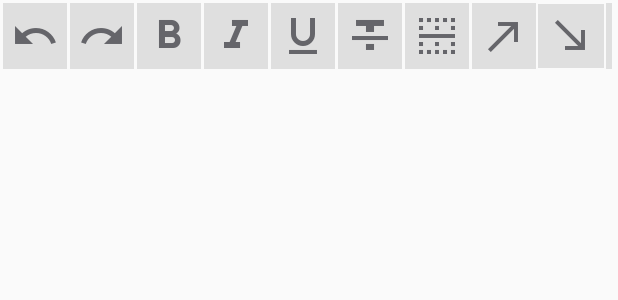
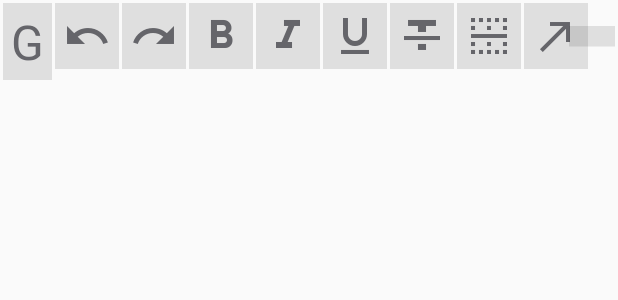
Before and after one commit to HsiangLeekwok/ueditor4android, an Android app: the layout layout_buttons.xml on its own in the app's theme, with its tools: preview values and no code run, on a phone screen of 412 x 824 dp. Shown: the top 300 px of the screen. Run offline under Robolectric (Android 15) with nearby library versions, the phone set to English and light mode, and no system bars.

```diff
--- a/app/src/main/res/layout/layout_buttons.xml
+++ b/app/src/main/res/layout/layout_buttons.xml
@@ -4,6 +4,18 @@
     android:layout_height="wrap_content"
     android:orientation="horizontal"
     android:padding="@dimen/ui_editor_icon_margin">
+
+    <com.hlk.ueditor.IconView
+        android:id="@+id/btn_get"
+        android:layout_width="wrap_content"
+        android:layout_height="wrap_content"
+        android:layout_marginEnd="@dimen/ui_editor_icon_margin"
+        android:background="@drawable/ripple_click_background"
+        android:gravity="center"
+        android:padding="@dimen/ui_editor_icon_padding"
+        android:text="G"
+        android:textColor="@color/colorTextColor"
+        android:textSize="@dimen/ui_editor_icon_size" />
 
     <com.hlk.ueditor.IconView
         android:id="@+id/btn_undo"
```
Also changed, not shown: app/src/main/java/com/hlk/ueditor/MainActivity.java (+12 -1 lines), editor/src/main/java/com/hlk/lib/android/ueditor/UEditor.java (+8 -6 lines), 1 other file.
